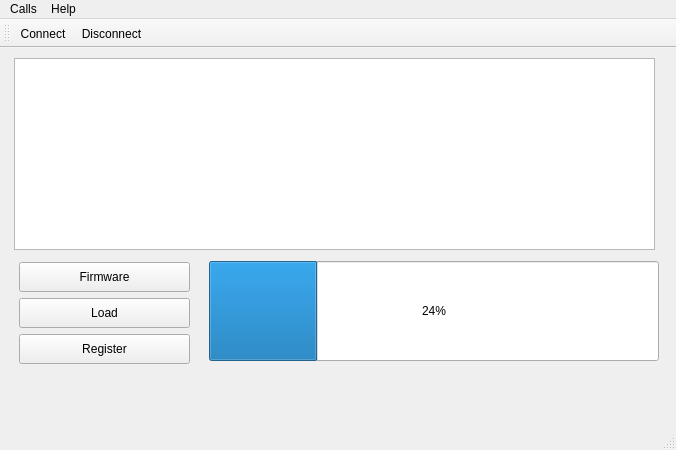
Qt form mainwindow.ui (IMProject/IMFlasher) before a commit.
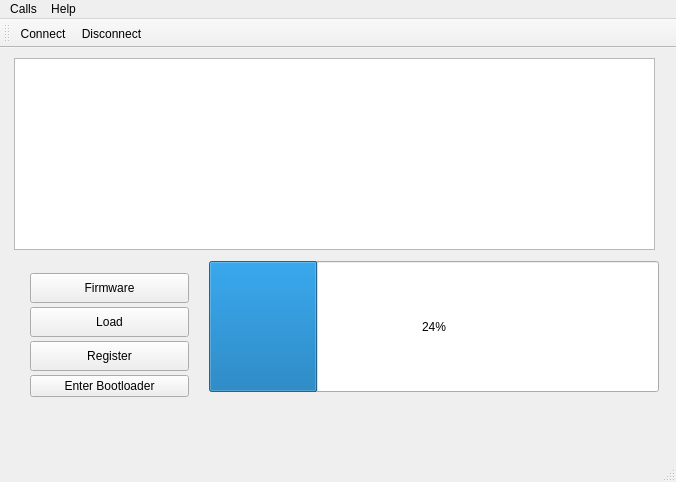
The same form after that commit. Icons and pictures are not drawn.

Commit message: Added button to enter and exit from BL if entered over RAM

Patch:
```diff
--- a/mainwindow.ui
+++ b/mainwindow.ui
@@ -7,7 +7,7 @@
     <x>0</x>
     <y>0</y>
     <width>676</width>
-    <height>450</height>
+    <height>482</height>
    </rect>
   </property>
   <property name="windowTitle">
@@ -24,26 +24,13 @@
      </rect>
     </property>
    </widget>
-   <widget class="QLabel" name="statusLabel">
-    <property name="geometry">
-     <rect>
-      <x>30</x>
-      <y>330</y>
-      <width>191</width>
-      <height>20</height>
-     </rect>
-    </property>
-    <property name="text">
-     <string/>
-    </property>
-   </widget>
    <widget class="QProgressBar" name="progressBar">
     <property name="geometry">
      <rect>
       <x>209</x>
       <y>213</y>
       <width>450</width>
-      <height>100</height>
+      <height>131</height>
      </rect>
     </property>
     <property name="sizePolicy">
@@ -62,15 +49,18 @@
      <number>24</number>
     </property>
    </widget>
-   <widget class="QPushButton" name="selectFirmware">
+   <widget class="QWidget" name="">
     <property name="geometry">
      <rect>
       <x>19</x>
       <y>214</y>
-      <width>171</width>
-      <height>30</height>
+      <width>181</width>
+      <height>166</height>
      </rect>
     </property>
+    <layout class="QVBoxLayout" name="verticalLayout">
+     <item>
+      <widget class="QPushButton" name="selectFirmware">
     <property name="sizePolicy">
      <sizepolicy hsizetype="Minimum" vsizetype="Fixed">
       <horstretch>0</horstretch>
@@ -87,15 +77,9 @@
      <string>Firmware</string>
     </property>
    </widget>
+     </item>
+     <item>
    <widget class="QPushButton" name="loadFirmware">
-    <property name="geometry">
-     <rect>
-      <x>19</x>
-      <y>250</y>
-      <width>171</width>
-      <height>30</height>
-     </rect>
-    </property>
     <property name="sizePolicy">
      <sizepolicy hsizetype="Minimum" vsizetype="Fixed">
       <horstretch>0</horstretch>
@@ -112,15 +96,9 @@
      <string>Load</string>
     </property>
    </widget>
+     </item>
+     <item>
    <widget class="QPushButton" name="registerButton">
-    <property name="geometry">
-     <rect>
-      <x>19</x>
-      <y>286</y>
-      <width>171</width>
-      <height>30</height>
-     </rect>
-    </property>
     <property name="minimumSize">
      <size>
       <width>130</width>
@@ -131,6 +109,23 @@
      <string>Register</string>
     </property>
    </widget>
+     </item>
+     <item>
+      <widget class="QPushButton" name="enterBootloader">
+       <property name="text">
+        <string>Enter Bootloader</string>
+       </property>
+      </widget>
+     </item>
+     <item>
+      <widget class="QLabel" name="statusLabel">
+       <property name="text">
+        <string/>
+       </property>
+      </widget>
+     </item>
+    </layout>
+   </widget>
   </widget>
   <widget class="QMenuBar" name="menuBar">
    <property name="geometry">
```
Left out of the diff: 2 changed lines with no effect on the pictures. Lines whose indentation alone changed are shown as unchanged. The commit also changes 4 other files.
